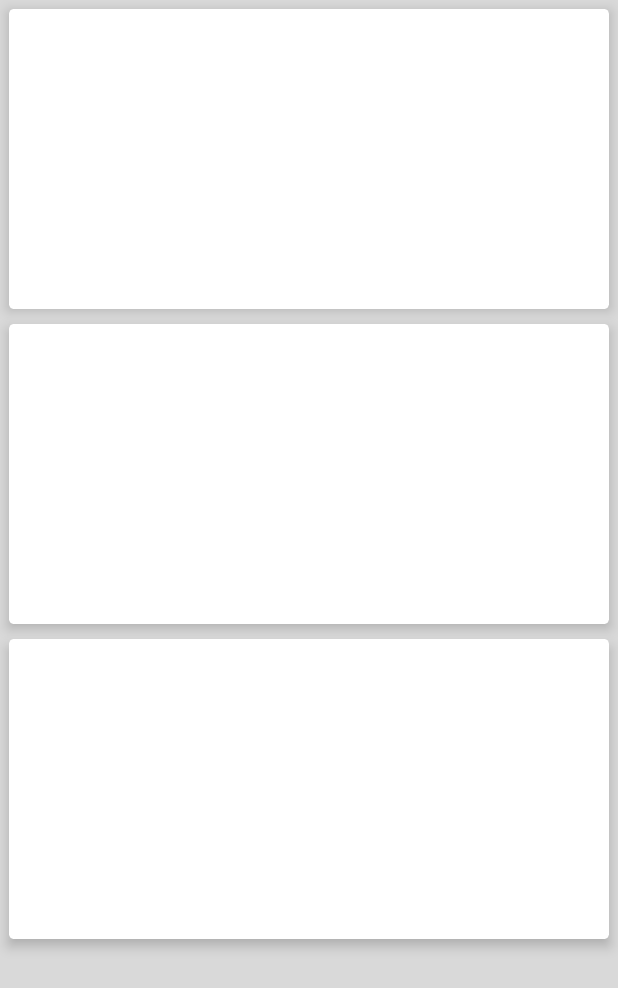
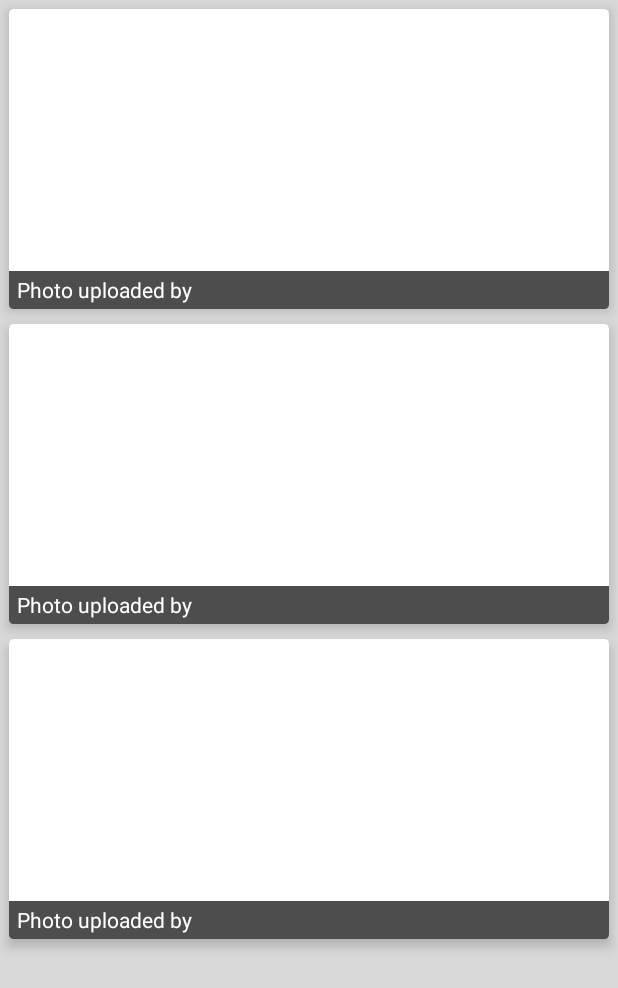
Before and after one commit to TannerS/TaggedWallpaper, an Android app: the layout grid_view_layout.xml on its own in the app's theme, with its tools: preview values and no code run, on a phone screen of 412 x 824 dp. Shown: the top 988 px of the screen. Run offline under Robolectric (Android 15) with nearby library versions, the phone set to English and light mode, and no system bars.

Commit message:
- image results display author/uploader's name

```diff
--- a/build.gradle
+++ b/build.gradle
@@ -29,7 +29,7 @@ android {
 
     defaultConfig {
         applicationId "io.tanners.taggedwallpaper"
-        minSdkVersion 21
+        minSdkVersion 19
         targetSdkVersion 26
         versionCode 1
         versionName "1.0"
--- a/src/main/java/io/tanners/taggedwallpaper/ImageActivity.java
+++ b/src/main/java/io/tanners/taggedwallpaper/ImageActivity.java
@@ -30,6 +30,7 @@ public class ImageActivity extends TabbedActivity implements IGetTag {
         setUpToolBar(R.id.image_toolbar);
         // set up fragment tabs
         setUpTabs(R.id.image_view_pager, R.id.image_tab_layout, MAXNUMOFFRAGS);
+        // set up fragments
         setUpFragmentAdapters(new ArrayList<FragmentAdapter.FragmentInfo>() {{
             add(new FragmentAdapter.FragmentInfo(LatestImagesFragment.newInstance(), LatestImagesFragment.LATEST));
             add(new FragmentAdapter.FragmentInfo(PopularImagesFragment.newInstance(), PopularImagesFragment.POPULAR));
--- a/src/main/res/layout/grid_item.xml
+++ b/src/main/res/layout/grid_item.xml
@@ -10,11 +10,51 @@
     android:layout_marginBottom="10dp"
     >
 
-    <ImageView
-        android:id="@+id/grid_image_background"
+    <FrameLayout
         android:layout_width="match_parent"
-        android:layout_height="200dp"
-        android:clipToPadding="false">
-    </ImageView>
+        android:layout_height="match_parent">
+
+        <ImageView
+            android:id="@+id/image_background"
+            android:layout_width="match_parent"
+            android:layout_height="200dp"
+            android:clipToPadding="false">
+        </ImageView>
+
+        <LinearLayout
+            android:layout_width="match_parent"
+            android:layout_height="25dp"
+            android:alpha=".7"
+            android:background="@color/black"
+            android:gravity="bottom"
+            android:layout_gravity="bottom"
+            android:orientation="vertical">
+
+        <TextView
+
+            android:id="@+id/image_text"
+            android:layout_width="match_parent"
+            android:layout_gravity="bottom"
+            android:textColor="@color/white"
+            android:gravity="start|center_vertical"
+            android:textAlignment="textStart"
+            android:text="Photo uploaded by "
+            android:layout_height="25dp"
+            android:paddingStart="5dp"
+            android:paddingEnd="5dp"/>
+
+    </LinearLayout>
+
+
+        <!--<ImageView-->
+            <!--android:layout_width="match_parent"-->
+            <!--android:layout_gravity="bottom"-->
+            <!--android:foregroundGravity="bottom"-->
+            <!--android:layout_height="25dp"-->
+            <!--android:background="@color/transparentAlpha">-->
+        <!--</ImageView>-->
+
+    </FrameLayout>
+
 
 </android.support.v7.widget.CardView>
```
Also changed, not shown: src/main/java/io/tanners/taggedwallpaper/DisplayActivity.java (+0 -16 lines), src/main/java/io/tanners/taggedwallpaper/adapters/ImagesAdapter.java (+12 -2 lines), src/main/java/io/tanners/taggedwallpaper/fragments/ImageFragment.java (+10 -38 lines).
